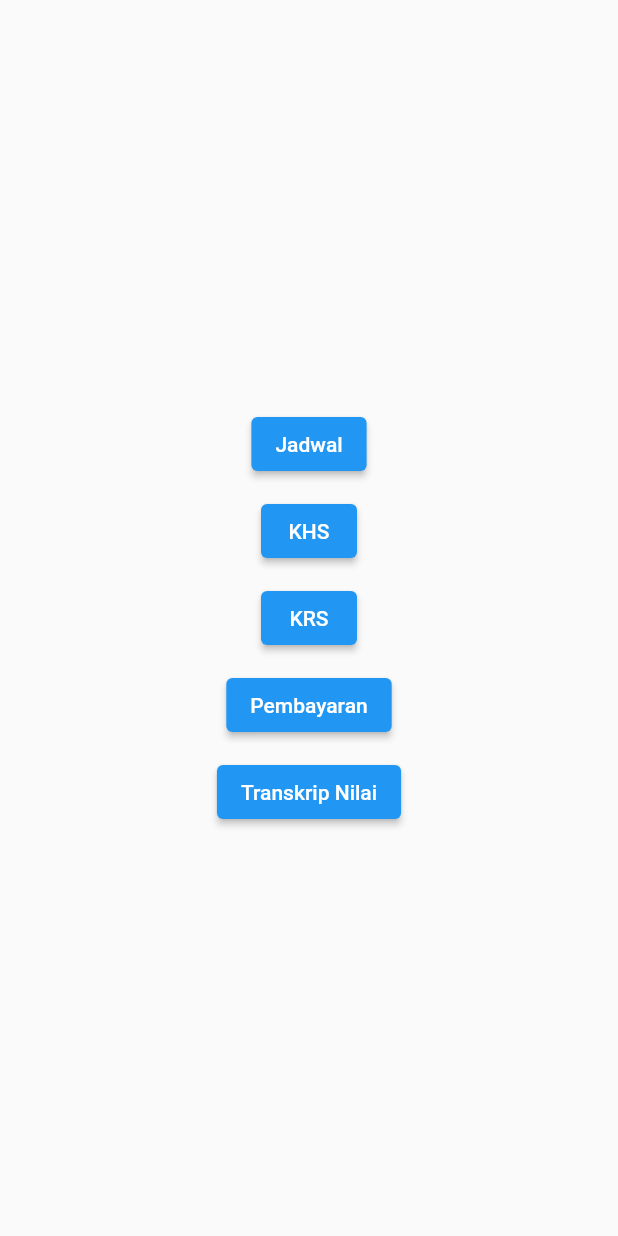
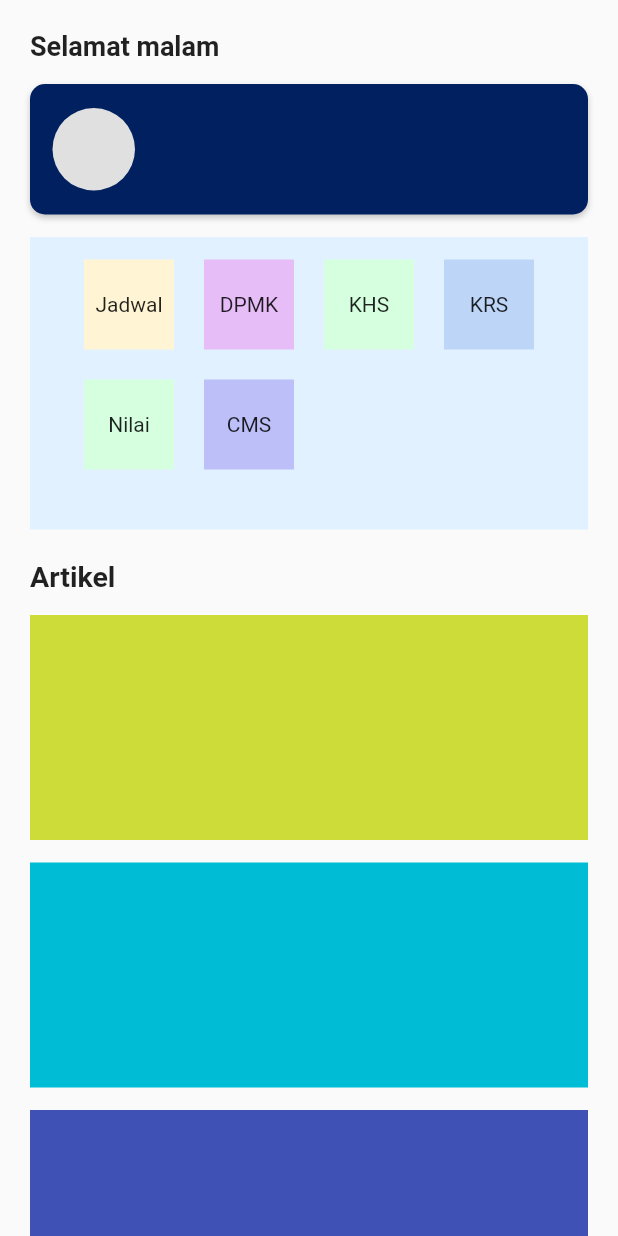
Before and after one commit to clairencelie/academic-system-frontend, a Flutter app: the HomePage screen opened directly with empty values, on a phone screen of 412 x 824 dp. Run offline on Flutter 3.47's test engine with Material 2 defaults, Android fonts, the phone set to English and light mode, and no system bars; our stand-ins replace bloc, equatable, flutter_bloc, flutter_secure_storage; accounts and stored records are empty.

Commit message:
create home page ui & other custom widget for home page

```diff
--- /dev/null
+++ b/lib/src/ui/mobile/component/card/feature_card.dart
@@ -0,0 +1,36 @@
+import 'package:flutter/material.dart';
+
+class FeatureCard extends StatelessWidget {
+  final Widget page;
+  final Color color;
+  final String title;
+
+  const FeatureCard({
+    Key? key,
+    required this.page,
+    required this.color,
+    required this.title,
+  }) : super(key: key);
+
+  @override
+  Widget build(BuildContext context) {
+    return GestureDetector(
+      onTap: () {
+        Navigator.push(
+          context,
+          MaterialPageRoute(
+            builder: (context) => page,
+          ),
+        );
+      },
+      child: Container(
+        width: 60,
+        height: 60,
+        color: color,
+        child: Center(
+          child: Text(title),
+        ),
+      ),
+    );
+  }
+}
--- /dev/null
+++ b/lib/src/ui/mobile/component/card/identity_card.dart
@@ -0,0 +1,80 @@
+import 'package:academic_system/src/model/user.dart';
+import 'package:flutter/material.dart';
+
+class IdentityCard extends StatelessWidget {
+  final User user;
+
+  const IdentityCard({
+    Key? key,
+    required this.user,
+  }) : super(key: key);
+
+  @override
+  Widget build(BuildContext context) {
+    return Container(
+      padding: const EdgeInsets.all(15),
+      decoration: BoxDecoration(
+        color: const Color.fromARGB(255, 0, 32, 96),
+        borderRadius: BorderRadius.circular(10),
+        boxShadow: const [
+          BoxShadow(
+            blurRadius: 3,
+            color: Color.fromARGB(55, 0, 0, 0),
+            offset: Offset(0, 2),
+          ),
+        ],
+      ),
+      child: Row(
+        children: [
+          Container(
+            height: 55,
+            width: 55,
+            decoration: BoxDecoration(
+              color: const Color.fromARGB(255, 224, 224, 224),
+              // image: const DecorationImage(
+              //   image: AssetImage('assets/img/avatar/default-avatar.jpg'),
+              // ),
+              borderRadius: BorderRadius.circular(50),
+            ),
+          ),
+          const SizedBox(
+            width: 15,
+          ),
+          Column(
+            crossAxisAlignment: CrossAxisAlignment.start,
+            children: [
+              SizedBox(
+                width: 230,
+                child: Text(
+                  user.name,
+                  overflow: TextOverflow.ellipsis,
+                  style: const TextStyle(
+                    color: Colors.white,
+                    fontSize: 16,
+                    fontWeight: FontWeight.w500,
+                  ),
+                ),
+              ),
+              Text(
+                user.id,
+                style: const TextStyle(
+                  color: Colors.white,
+                  fontSize: 16,
+                  fontWeight: FontWeight.w500,
+                ),
+              ),
+              Text(
+                user.role,
+                style: const TextStyle(
+                  color: Colors.white,
+                  fontSize: 16,
+                  fontWeight: FontWeight.w500,
+                ),
+              ),
+            ],
+          ),
+        ],
+      ),
+    );
+  }
+}
--- /dev/null
+++ b/lib/src/ui/mobile/component/custom_widget/features_menu.dart
@@ -0,0 +1,111 @@
+import 'package:academic_system/src/model/lecturer.dart';
+import 'package:academic_system/src/model/student.dart';
+import 'package:academic_system/src/model/user.dart';
+import 'package:academic_system/src/ui/mobile/component/card/feature_card.dart';
+import 'package:academic_system/src/ui/mobile/page/schedule_page.dart';
+import 'package:flutter/material.dart';
+
+class FeaturesMenu extends StatelessWidget {
+  const FeaturesMenu({
+    Key? key,
+    required this.user,
+  }) : super(key: key);
+
+  final User user;
+
+  @override
+  Widget build(BuildContext context) {
+    final List<Widget> studentFeatures = [
+      FeatureCard(
+        page: SchedulePage(user: user),
+        color: const Color.fromARGB(255, 255, 245, 213),
+        title: 'Jadwal',
+      ),
+      FeatureCard(
+        page: SchedulePage(user: user),
+        color: const Color.fromARGB(255, 213, 255, 223),
+        title: 'KHS',
+      ),
+      FeatureCard(
+        page: SchedulePage(user: user),
+        color: const Color.fromARGB(255, 189, 214, 248),
+        title: 'KRS',
+      ),
+      FeatureCard(
+        page: SchedulePage(user: user),
+        color: const Color.fromARGB(255, 231, 189, 248),
+        title: 'Pembayaran',
+      ),
+    ];
+
+    final List<Widget> lecturerFeatures = [
+      FeatureCard(
+        page: SchedulePage(user: user),
+        color: const Color.fromARGB(255, 255, 245, 213),
+        title: 'Jadwal',
+      ),
+      FeatureCard(
+        page: SchedulePage(user: user),
+        color: const Color.fromARGB(255, 213, 255, 223),
+        title: 'Nilai',
+      ),
+      FeatureCard(
+        page: SchedulePage(user: user),
+        color: const Color.fromARGB(255, 231, 189, 248),
+        title: 'DPMK',
+      ),
+    ];
+
+    final List<Widget> academicFeatures = [
+      FeatureCard(
+        page: SchedulePage(user: user),
+        color: const Color.fromARGB(255, 255, 245, 213),
+        title: 'Jadwal',
+      ),
+      FeatureCard(
+        page: SchedulePage(user: user),
+        color: const Color.fromARGB(255, 231, 189, 248),
+        title: 'DPMK',
+      ),
+      FeatureCard(
+        page: SchedulePage(user: user),
+        color: const Color.fromARGB(255, 213, 255, 223),
+        title: 'KHS',
+      ),
+      FeatureCard(
+        page: SchedulePage(user: user),
+        color: const Color.fromARGB(255, 189, 214, 248),
+        title: 'KRS',
+      ),
+      FeatureCard(
+        page: SchedulePage(user: user),
+        color: const Color.fromARGB(255, 213, 255, 223),
+        title: 'Nilai',
+      ),
+      FeatureCard(
+        page: SchedulePage(user: user),
+        color: const Color.fromARGB(255, 189, 191, 248),
+        title: 'CMS',
+      ),
+    ];
+
+    return Container(
+      margin: const EdgeInsets.only(top: 15),
+      padding: const EdgeInsets.fromLTRB(10, 15, 10, 40),
+      color: const Color.fromARGB(255, 225, 241, 255),
+      child: Center(
+        child: Wrap(
+          alignment: WrapAlignment.start,
+          direction: Axis.horizontal,
+          spacing: 20,
+          runSpacing: 20,
+          children: (user is Student)
+              ? studentFeatures
+              : (user is Lecturer)
+                  ? lecturerFeatures
+                  : academicFeatures,
+        ),
+      ),
+    );
+  }
+}
--- a/lib/src/ui/mobile/page/home_page.dart
+++ b/lib/src/ui/mobile/page/home_page.dart
@@ -1,5 +1,6 @@
 import 'package:academic_system/src/model/user.dart';
-import 'package:academic_system/src/ui/mobile/page/schedule_page.dart';
+import 'package:academic_system/src/ui/mobile/component/card/identity_card.dart';
+import 'package:academic_system/src/ui/mobile/component/custom_widget/features_menu.dart';
 import 'package:flutter/material.dart';
 
 class HomePage extends StatelessWidget {
@@ -13,52 +14,53 @@ class HomePage extends StatelessWidget {
   @override
   Widget build(BuildContext context) {
     return Scaffold(
-      body: Padding(
-        padding: const EdgeInsets.symmetric(horizontal: 20, vertical: 40),
-        child: Center(
+      body: SafeArea(
+        child: SingleChildScrollView(
+          physics: const BouncingScrollPhysics(),
+          child: Padding(
+            padding: const EdgeInsets.symmetric(horizontal: 20, vertical: 20),
             child: Column(
-            mainAxisAlignment: MainAxisAlignment.center,
+              crossAxisAlignment: CrossAxisAlignment.stretch,
               children: [
-              ElevatedButton(
-                onPressed: () {
-                  Navigator.push(
-                    context,
-                    MaterialPageRoute(
-                      builder: (context) => SchedulePage(user: user),
+                Text(
+                  "Selamat malam ${user.name}",
+                  style: const TextStyle(
+                    fontSize: 18,
+                    fontWeight: FontWeight.bold,
                   ),
-                  );
-                },
-                child: const Text('Jadwal'),
                 ),
                 const SizedBox(
-                height: 10,
+                  height: 15,
                 ),
-              ElevatedButton(
-                onPressed: () {},
-                child: const Text('KHS'),
+                IdentityCard(user: user),
+                FeaturesMenu(user: user),
+                const SizedBox(
+                  height: 20,
                 ),
-              const SizedBox(
-                height: 10,
+                const Text(
+                  'Artikel',
+                  style: TextStyle(
+                    fontSize: 19,
+                    fontWeight: FontWeight.bold,
                   ),
-              ElevatedButton(
-                onPressed: () {},
-                child: const Text('KRS'),
                 ),
-              const SizedBox(
-                height: 10,
+                Container(
+                  margin: const EdgeInsets.only(top: 15),
+                  height: 150,
+                  color: Colors.lime,
                 ),
-              ElevatedButton(
-                onPressed: () {},
-                child: const Text('Pembayaran'),
+                Container(
+                  margin: const EdgeInsets.only(top: 15),
+                  height: 150,
+                  color: Colors.cyan,
                 ),
-              const SizedBox(
-                height: 10,
-              ),
-              ElevatedButton(
-                onPressed: () {},
-                child: const Text('Transkrip Nilai'),
+                Container(
+                  margin: const EdgeInsets.only(top: 15),
+                  height: 150,
+                  color: Colors.indigo,
                 ),
               ],
+            ),
           ),
         ),
       ),
```
Lines whose indentation alone changed are shown as unchanged.
